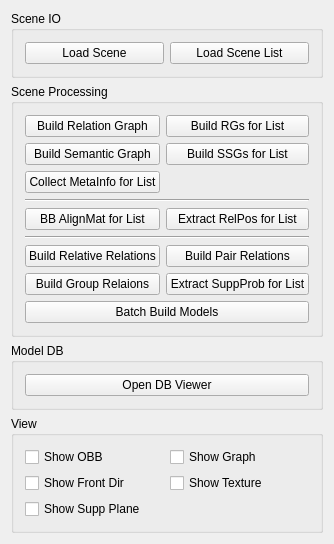
maruitx/text2scene-learning, file scene_lab/scene_lab_widget.ui: the form before one commit.
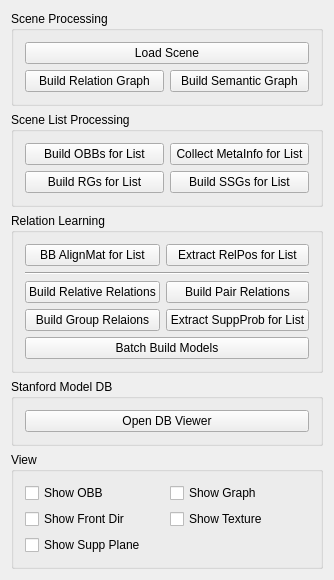
The form after the commit.

Commit message: add batch OBB for Tsinghua scenes

Diff of the .ui file:
```diff
--- a/scene_lab/scene_lab_widget.ui
+++ b/scene_lab/scene_lab_widget.ui
@@ -17,124 +17,126 @@
    <item>
     <widget class="QGroupBox" name="groupBox_2">
      <property name="title">
-      <string>Scene IO</string>
+      <string>Scene Processing</string>
      </property>
      <layout class="QGridLayout" name="gridLayout">
-      <item row="0" column="0">
+      <item row="1" column="0">
+       <widget class="QPushButton" name="buildRelationGraphButton">
+        <property name="text">
+         <string>Build Relation Graph</string>
+        </property>
+       </widget>
+      </item>
+      <item row="1" column="1">
+       <widget class="QPushButton" name="buildSemGraphButton">
+        <property name="text">
+         <string>Build Semantic Graph</string>
+        </property>
+       </widget>
+      </item>
+      <item row="0" column="0" colspan="2">
        <widget class="QPushButton" name="loadSceneButton">
         <property name="text">
          <string>Load Scene</string>
         </property>
        </widget>
       </item>
-      <item row="0" column="1">
-       <widget class="QPushButton" name="pushButton_3">
-        <property name="text">
-         <string>Load Scene List</string>
-        </property>
-       </widget>
-      </item>
      </layout>
     </widget>
    </item>
    <item>
     <widget class="QGroupBox" name="groupBox_3">
      <property name="title">
-      <string>Scene Processing</string>
+      <string>Scene List Processing</string>
      </property>
      <layout class="QGridLayout" name="gridLayout_3">
-      <item row="1" column="1">
+      <item row="2" column="0">
+       <widget class="QPushButton" name="buildOBBForListButton">
+        <property name="text">
+         <string>Build OBBs for List</string>
+        </property>
+       </widget>
+      </item>
+      <item row="5" column="0">
        <widget class="QPushButton" name="buildRGForListButton">
         <property name="text">
          <string>Build RGs for List</string>
         </property>
        </widget>
       </item>
-      <item row="10" column="1">
-       <widget class="QPushButton" name="buildPairRelationButton">
-        <property name="text">
-         <string>Build Pair Relations</string>
-        </property>
-       </widget>
-      </item>
-      <item row="7" column="0" colspan="2">
-       <widget class="Line" name="line">
-        <property name="orientation">
-         <enum>Qt::Horizontal</enum>
-        </property>
-       </widget>
-      </item>
-      <item row="8" column="0">
-       <widget class="QPushButton" name="computeBBAlignMatForListButton">
-        <property name="text">
-         <string>BB AlignMat for List</string>
-        </property>
-       </widget>
-      </item>
-      <item row="1" column="0">
-       <widget class="QPushButton" name="buildRelationGraphButton">
-        <property name="text">
-         <string>Build Relation Graph</string>
-        </property>
-       </widget>
-      </item>
-      <item row="2" column="1">
+      <item row="5" column="1">
        <widget class="QPushButton" name="buildSSGForListButton">
         <property name="text">
          <string>Build SSGs for List</string>
         </property>
        </widget>
       </item>
+      <item row="2" column="1">
+       <widget class="QPushButton" name="collectMetaInfoButton">
+        <property name="text">
+         <string>Collect MetaInfo for List</string>
+        </property>
+       </widget>
+      </item>
+     </layout>
+    </widget>
+   </item>
+   <item>
+    <widget class="QGroupBox" name="groupBox_4">
+     <property name="title">
+      <string>Relation Learning</string>
+     </property>
+     <layout class="QGridLayout" name="gridLayout_5">
+      <item row="1" column="0" colspan="2">
+       <widget class="Line" name="line_2">
+        <property name="orientation">
+         <enum>Qt::Horizontal</enum>
+        </property>
+       </widget>
+      </item>
+      <item row="2" column="1">
+       <widget class="QPushButton" name="buildPairRelationButton">
+        <property name="text">
+         <string>Build Pair Relations</string>
+        </property>
+       </widget>
+      </item>
       <item row="2" column="0">
-       <widget class="QPushButton" name="buildSemGraphButton">
-        <property name="text">
-         <string>Build Semantic Graph</string>
-        </property>
-       </widget>
-      </item>
-      <item row="8" column="1">
-       <widget class="QPushButton" name="extractRelPosForList">
-        <property name="text">
-         <string>Extract RelPos for List</string>
-        </property>
-       </widget>
-      </item>
-      <item row="10" column="0">
        <widget class="QPushButton" name="buildRelativeRelationButton">
         <property name="text">
          <string>Build Relative Relations</string>
         </property>
        </widget>
       </item>
-      <item row="11" column="0">
+      <item row="4" column="0">
        <widget class="QPushButton" name="buildGroupRelationButton">
         <property name="text">
          <string>Build Group Relaions</string>
         </property>
        </widget>
       </item>
-      <item row="3" column="0">
-       <widget class="QPushButton" name="collectMetaInfoButton">
-        <property name="text">
-         <string>Collect MetaInfo for List</string>
-        </property>
-       </widget>
-      </item>
-      <item row="11" column="1">
+      <item row="4" column="1">
        <widget class="QPushButton" name="extractSuppProbButton">
         <property name="text">
          <string>Extract SuppProb for List</string>
         </property>
        </widget>
       </item>
-      <item row="9" column="0" colspan="2">
-       <widget class="Line" name="line_2">
-        <property name="orientation">
-         <enum>Qt::Horizontal</enum>
+      <item row="0" column="0">
+       <widget class="QPushButton" name="computeBBAlignMatForListButton">
+        <property name="text">
+         <string>BB AlignMat for List</string>
         </property>
        </widget>
       </item>
-      <item row="12" column="0" colspan="2">
+      <item row="0" column="1">
+       <widget class="QPushButton" name="extractRelPosForList">
+        <property name="text">
+         <string>Extract RelPos for List</string>
+        </property>
+       </widget>
+      </item>
+      <item row="5" column="0" colspan="2">
        <widget class="QPushButton" name="batchBuildModelsButton">
         <property name="text">
          <string>Batch Build Models</string>
@@ -147,7 +149,7 @@
    <item>
     <widget class="QGroupBox" name="groupBox_5">
      <property name="title">
-      <string>Model DB</string>
+      <string>Stanford Model DB</string>
      </property>
      <layout class="QGridLayout" name="gridLayout_4">
       <item row="0" column="0">
```
The commit also changes 8 other files.
